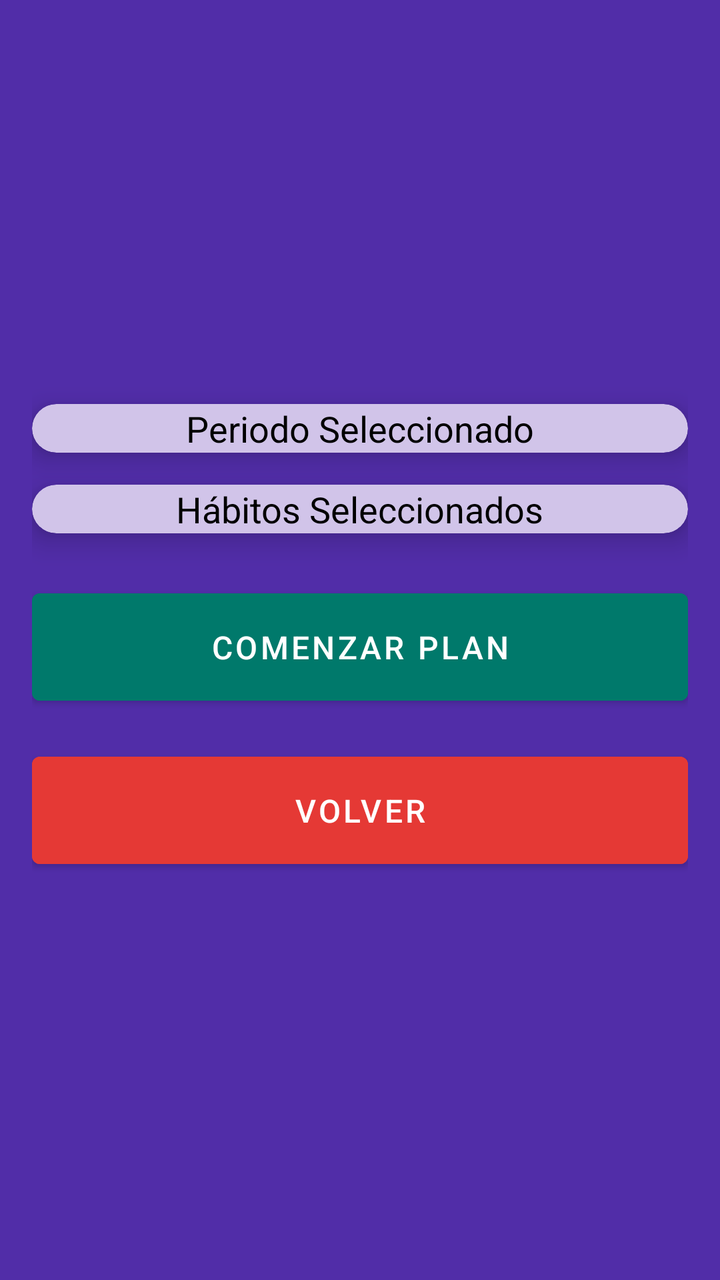
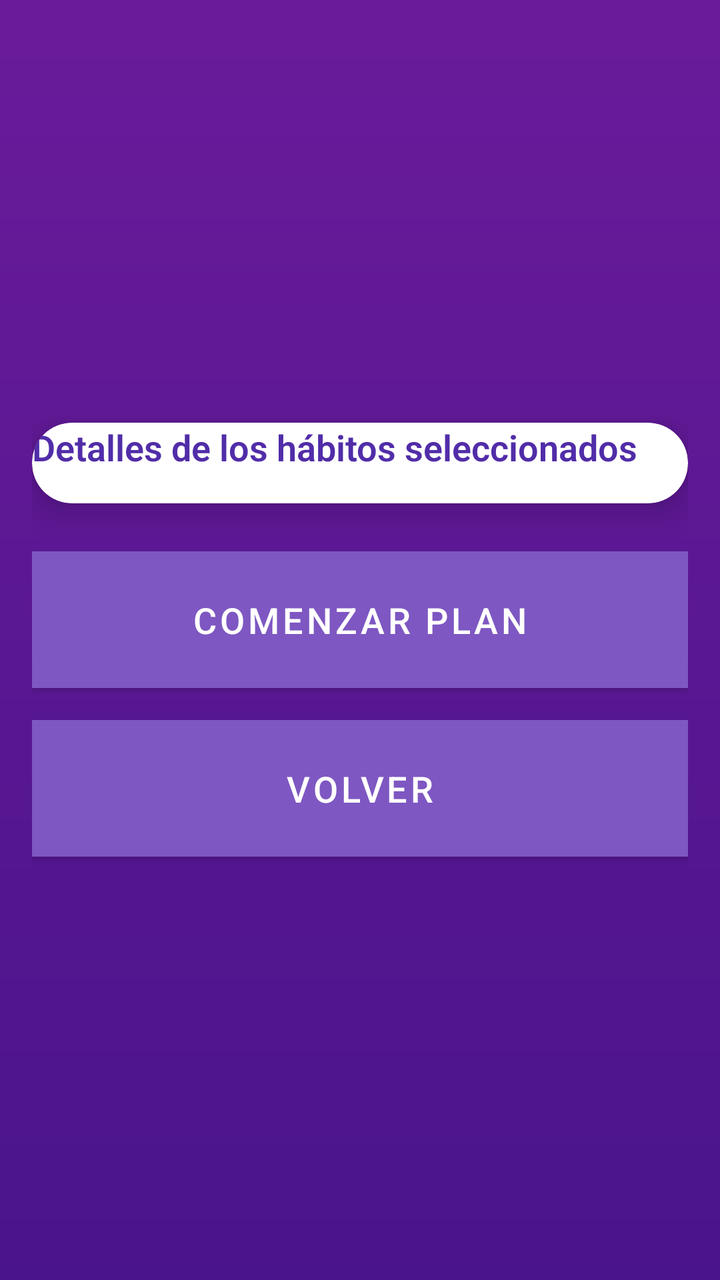

Compare the two renders of this Android layout. The source of the first and the diff that turns it into the second are given below.
<!-- AndroidManifest.xml: application theme Theme.MalosH -->
<!-- res/layout/fragment_resumen.xml -->
<?xml version="1.0" encoding="utf-8"?>
<LinearLayout xmlns:android="http://schemas.android.com/apk/res/android"
    xmlns:app="http://schemas.android.com/apk/res-auto"
    android:layout_width="match_parent"
    android:layout_height="match_parent"
    android:orientation="vertical"
    android:gravity="center"
    android:padding="16dp"
    android:background="@color/purple_dark">

    
    <androidx.cardview.widget.CardView
        android:layout_width="match_parent"
        android:layout_height="wrap_content"
        app:cardCornerRadius="16dp"
        app:cardElevation="8dp"
        android:layout_marginBottom="16dp"
        android:padding="16dp"
        android:backgroundTint="@color/purple_light">

        <TextView
            android:id="@+id/periodoSeleccionado"
            android:layout_width="wrap_content"
            android:layout_height="wrap_content"
            android:text="Periodo Seleccionado"
            android:textSize="18sp"
            android:textColor="@color/black"
            android:layout_gravity="center" />
    </androidx.cardview.widget.CardView>

    
    <androidx.cardview.widget.CardView
        android:layout_width="match_parent"
        android:layout_height="wrap_content"
        app:cardCornerRadius="16dp"
        app:cardElevation="8dp"
        android:layout_marginBottom="24dp"
        android:padding="16dp"
        android:backgroundTint="@color/purple_light">

        <TextView
            android:id="@+id/habitoSeleccionado"
            android:layout_width="wrap_content"
            android:layout_height="wrap_content"
            android:text="Hábitos Seleccionados"
            android:textSize="18sp"
            android:textColor="@color/black"
            android:layout_gravity="center" />
    </androidx.cardview.widget.CardView>

    
    <Button
        android:id="@+id/comenzarPlanButton"
        android:layout_width="match_parent"
        android:layout_height="wrap_content"
        android:text="Comenzar Plan"
        android:textColor="@android:color/white"
        android:backgroundTint="@color/teal_dark"
        android:padding="16dp"
        android:layout_marginBottom="16dp"
        android:elevation="4dp"
        android:textSize="16sp" />

    
    <Button
        android:id="@+id/volverButton"
        android:layout_width="match_parent"
        android:layout_height="wrap_content"
        android:text="Volver"
        android:textColor="@android:color/white"
        android:backgroundTint="@color/red"
        android:padding="16dp"
        android:elevation="4dp"
        android:textSize="16sp" />

</LinearLayout>
<!-- resources referenced by this layout -->
<resources>
  <color name="black">#000000</color>
  <color name="purple_dark">#512DA8</color>
  <color name="purple_light">#D1C4E9</color>
  <color name="red">#E53935</color>
  <color name="teal_dark">#00796B</color>
  <style name="Theme.MalosH" parent="Theme.MaterialComponents.DayNight.NoActionBar">
          
          <item name="colorPrimary">@color/purple</item>
          <item name="colorPrimaryDark">@color/purple</item>
          <item name="colorAccent">@color/teal_dark</item>
      </style>
  <color name="purple">#7E57C2</color>
</resources>

<!-- the commit's change to res/layout/fragment_resumen.xml (unified diff, before → after) -->
@@ -1,51 +1,36 @@
 <?xml version="1.0" encoding="utf-8"?>
 <LinearLayout xmlns:android="http://schemas.android.com/apk/res/android"
-    xmlns:app="http://schemas.android.com/apk/res-auto"
     android:layout_width="match_parent"
     android:layout_height="match_parent"
+    xmlns:app="http://schemas.android.com/apk/res-auto"
     android:orientation="vertical"
     android:gravity="center"
     android:padding="16dp"
-    android:background="@color/purple_dark">
+    android:background="@drawable/background_gradient">
 
     
     <androidx.cardview.widget.CardView
         android:layout_width="match_parent"
         android:layout_height="wrap_content"
-        app:cardCornerRadius="16dp"
-        app:cardElevation="8dp"
-        android:layout_marginBottom="16dp"
-        android:padding="16dp"
-        android:backgroundTint="@color/purple_light">
+        android:layout_marginBottom="24dp"
+        app:cardCornerRadius="20dp"
+        app:cardElevation="10dp"
+        android:padding="24dp"
+        android:backgroundTint="@android:color/white"
+        android:gravity="center">
 
+        
         <TextView
-            android:id="@+id/periodoSeleccionado"
+            android:id="@+id/detallesTextView"
             android:layout_width="wrap_content"
             android:layout_height="wrap_content"
-            android:text="Periodo Seleccionado"
+            android:text="Detalles de los hábitos seleccionados"
+            android:textColor="@color/purple_dark"
             android:textSize="18sp"
-            android:textColor="@color/black"
-            android:layout_gravity="center" />
-    </androidx.cardview.widget.CardView>
-
-    
-    <androidx.cardview.widget.CardView
-        android:layout_width="match_parent"
-        android:layout_height="wrap_content"
-        app:cardCornerRadius="16dp"
-        app:cardElevation="8dp"
-        android:layout_marginBottom="24dp"
-        android:padding="16dp"
-        android:backgroundTint="@color/purple_light">
-
-        <TextView
-            android:id="@+id/habitoSeleccionado"
-            android:layout_width="wrap_content"
-            android:layout_height="wrap_content"
-            android:text="Hábitos Seleccionados"
-            android:textSize="18sp"
-            android:textColor="@color/black"
-            android:layout_gravity="center" />
+            android:textAlignment="center"
+            android:textStyle="bold"
+            android:fontFamily="sans-serif-light"
+            android:layout_marginBottom="16dp" />
     </androidx.cardview.widget.CardView>
 
     
@@ -53,24 +38,29 @@
         android:id="@+id/comenzarPlanButton"
         android:layout_width="match_parent"
         android:layout_height="wrap_content"
-        android:text="Comenzar Plan"
+        android:text="COMENZAR PLAN"
         android:textColor="@android:color/white"
         android:backgroundTint="@color/teal_dark"
         android:padding="16dp"
         android:layout_marginBottom="16dp"
-        android:elevation="4dp"
-        android:textSize="16sp" />
+        android:elevation="8dp"
+        android:textSize="18sp"
+        android:fontFamily="sans-serif-medium"
+        android:background="@drawable/button_gradient"
+        android:textAllCaps="true" />
 
     
     <Button
         android:id="@+id/volverButton"
         android:layout_width="match_parent"
         android:layout_height="wrap_content"
-        android:text="Volver"
+        android:text="VOLVER"
         android:textColor="@android:color/white"
-        android:backgroundTint="@color/red"
         android:padding="16dp"
-        android:elevation="4dp"
-        android:textSize="16sp" />
+        android:elevation="8dp"
+        android:textSize="18sp"
+        android:fontFamily="sans-serif-medium"
+        android:background="@drawable/button_gradient_red"
+        android:textAllCaps="true" />
 
 </LinearLayout>
<!-- resource entries referenced after the edit -->
@@ -1,10 +1,43 @@
 <!-- resources referenced by this layout -->
 <resources>
-  <color name="black">#000000</color>
   <color name="purple_dark">#512DA8</color>
-  <color name="purple_light">#D1C4E9</color>
-  <color name="red">#E53935</color>
   <color name="teal_dark">#00796B</color>
+  <!-- drawable background_gradient (drawable) -->
+  <?xml version="1.0" encoding="utf-8"?>
+  <layer-list xmlns:android="http://schemas.android.com/apk/res/android">
+      <item>
+          <shape>
+              <gradient
+                  android:startColor="#4A148C"
+                  android:endColor="#6A1B9A"
+                  android:angle="90"/>
+          </shape>
+      </item>
+  </layer-list>
+  <!-- drawable button_gradient (drawable) -->
+  <?xml version="1.0" encoding="utf-8"?>
+  <layer-list xmlns:android="http://schemas.android.com/apk/res/android">
+      <item>
+          <shape>
+              <gradient
+                  android:startColor="#00897B"
+                  android:endColor="#00796B"
+                  android:angle="90"/>
+          </shape>
+      </item>
+  </layer-list>
+  <!-- drawable button_gradient_red (drawable) -->
+  <?xml version="1.0" encoding="utf-8"?>
+  <layer-list xmlns:android="http://schemas.android.com/apk/res/android">
+      <item>
+          <shape>
+              <gradient
+                  android:startColor="#D32F2F"
+                  android:endColor="#C62828"
+                  android:angle="90"/>
+          </shape>
+      </item>
+  </layer-list>
   <style name="Theme.MalosH" parent="Theme.MaterialComponents.DayNight.NoActionBar">
           
           <item name="colorPrimary">@color/purple</item>
